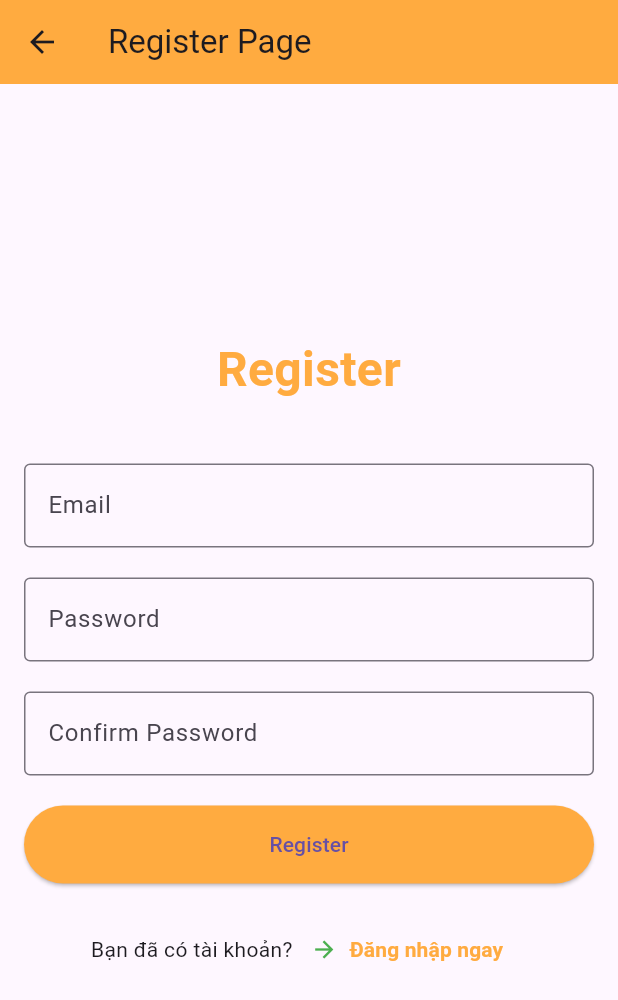
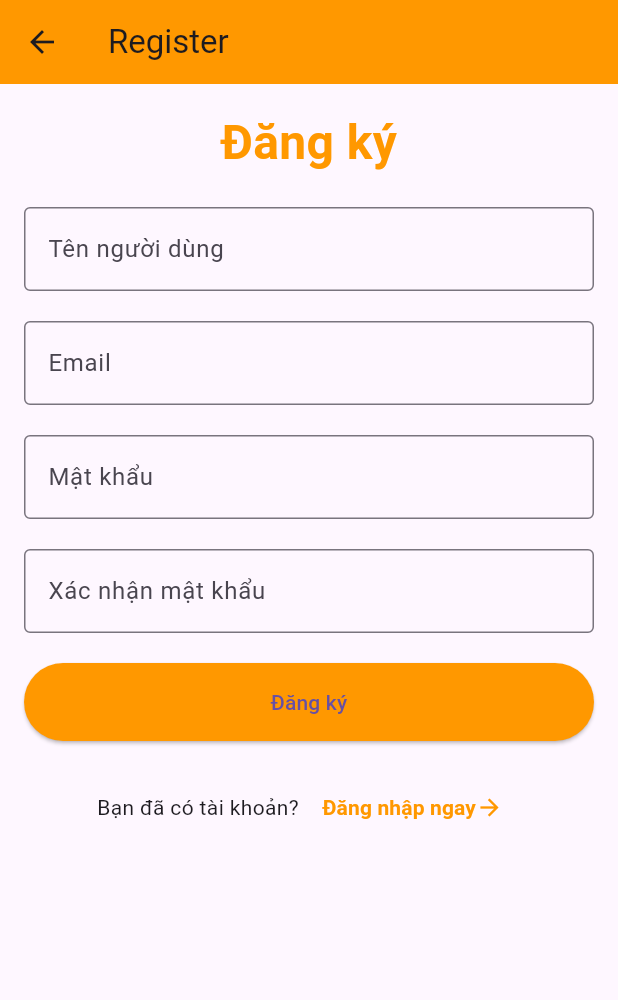
Before and after one commit to vieanh12/testProject, a Flutter app: the RegisterPage screen opened directly, on a phone screen of 412 x 824 dp. Shown: the top 1000 px of the screen. Run offline on Flutter 3.47's test engine with Material 3 defaults, Android fonts, the phone set to English and light mode, and no system bars; our stand-ins replace carousel_slider, dio.

Commit message:
Viet Anh demo flutter1

```diff
--- a/lib/screen/welcome/register.dart
+++ b/lib/screen/welcome/register.dart
@@ -2,91 +2,187 @@ import 'package:flutter/material.dart';
 import 'package:test2/screen/welcome/login.dart';
 import 'package:test2/screen/welcome/welcome_page.dart';
 
-class RegisterPage extends StatelessWidget {
+class RegisterPage extends StatefulWidget {
+  @override
+  _RegisterPageState createState() => _RegisterPageState();
+}
+
+class _RegisterPageState extends State<RegisterPage> {
+  final TextEditingController _usernameController = TextEditingController();
+  final TextEditingController _emailController = TextEditingController();
+  final TextEditingController _passwordController = TextEditingController();
+  final TextEditingController _confirmPasswordController = TextEditingController();
+
+  final _formKey = GlobalKey<FormState>();
+  bool _isLoading = false;
+
+  // Regular expression for password validation
+  bool validatePassword(String password) {
+    final passwordRegex = RegExp(r'^(?=.*[A-Za-z])(?=.*\d)[A-Za-z\d]{8,16}$');
+    return passwordRegex.hasMatch(password);
+  }
+
+  void registerUser() {
+    if (_formKey.currentState!.validate()) {
+      setState(() {
+        _isLoading = true;
+      });
+
+      // Gửi API đăng ký (tạm thời hiển thị thông báo thành công)
+      Future.delayed(Duration(seconds: 2), () {
+        setState(() {
+          _isLoading = false;
+        });
+
+        showDialog(
+          context: context,
+          builder: (context) => AlertDialog(
+            title: Text("Thành công"),
+            content: Text("Đăng ký tài khoản thành công!"),
+            actions: [
+              TextButton(
+                onPressed: () => Navigator.pop(context),
+                child: Text("OK"),
+              ),
+            ],
+          ),
+        );
+      });
+    }
+  }
+
   @override
   Widget build(BuildContext context) {
     return Scaffold(
       appBar: AppBar(
-        title: Text("Register Page"),
-        backgroundColor: Colors.orangeAccent,
+        title: Text("Register"),
+        backgroundColor: Colors.orange,
         leading: IconButton(
           icon: Icon(Icons.arrow_back),
           onPressed: () {
-            Navigator.pushReplacement(
-              context,
-              MaterialPageRoute(builder: (context) => WelcomePage()),
-            );
+            Navigator.pop(context); // Quay về trang Welcome
           },
         ),
       ),
       body: Padding(
         padding: const EdgeInsets.all(16.0),
+        child: Form(
+          key: _formKey,
+          child: SingleChildScrollView(
             child: Column(
-          mainAxisAlignment: MainAxisAlignment.center,
               crossAxisAlignment: CrossAxisAlignment.stretch,
               children: [
                 Text(
-              "Register",
+                  "Đăng ký",
                   style: TextStyle(
                     fontSize: 32,
                     fontWeight: FontWeight.bold,
-                color: Colors.orangeAccent,
+                    color: Colors.orange,
                   ),
                   textAlign: TextAlign.center,
                 ),
-            SizedBox(height: 40),
-            TextField(
+                SizedBox(height: 20),
+                TextFormField(
+                  controller: _usernameController,
+                  decoration: InputDecoration(
+                    labelText: "Tên người dùng",
+                    border: OutlineInputBorder(),
+                  ),
+                  validator: (value) {
+                    if (value == null || value.isEmpty) {
+                      return "Vui lòng nhập tên người dùng.";
+                    }
+                    return null;
+                  },
+                ),
+                SizedBox(height: 20),
+                TextFormField(
+                  controller: _emailController,
                   decoration: InputDecoration(
                     labelText: "Email",
                     border: OutlineInputBorder(),
                   ),
+                  validator: (value) {
+                    if (value == null || value.isEmpty) {
+                      return "Vui lòng nhập email.";
+                    }
+                    if (!RegExp(r'^[^@]+@[^@]+\.[^@]+').hasMatch(value)) {
+                      return "Email không hợp lệ.";
+                    }
+                    return null;
+                  },
                 ),
                 SizedBox(height: 20),
-            TextField(
+                TextFormField(
+                  controller: _passwordController,
+                  obscureText: true,
                   decoration: InputDecoration(
-                labelText: "Password",
+                    labelText: "Mật khẩu",
                     border: OutlineInputBorder(),
                   ),
-              obscureText: true,
+                  validator: (value) {
+                    if (value == null || value.isEmpty) {
+                      return "Vui lòng nhập mật khẩu.";
+                    }
+                    if (!validatePassword(value)) {
+                      return "Mật khẩu phải có ít nhất 8 ký tự, bao gồm chữ và số.";
+                    }
+                    return null;
+                  },
                 ),
                 SizedBox(height: 20),
-            TextField(
+                TextFormField(
+                  controller: _confirmPasswordController,
+                  obscureText: true,
                   decoration: InputDecoration(
-                labelText: "Confirm Password",
+                    labelText: "Xác nhận mật khẩu",
                     border: OutlineInputBorder(),
                   ),
-              obscureText: true,
+                  validator: (value) {
+                    if (value == null || value.isEmpty) {
+                      return "Vui lòng xác nhận mật khẩu.";
+                    }
+                    if (value != _passwordController.text) {
+                      return "Mật khẩu không khớp.";
+                    }
+                    return null;
+                  },
                 ),
                 SizedBox(height: 20),
                 ElevatedButton(
                   style: ElevatedButton.styleFrom(
-                backgroundColor: Colors.orangeAccent,
+                    backgroundColor: Colors.orange,
                     padding: EdgeInsets.symmetric(vertical: 16),
                   ),
-              onPressed: () {
-                // Thêm logic xử lý đăng ký tại đây
-              },
-              child: Text("Register"),
+                  onPressed: _isLoading ? null : registerUser,
+                  child: _isLoading
+                      ? CircularProgressIndicator(
+                    color: Colors.white,
+                  )
+                      : Text("Đăng ký"),
                 ),
                 SizedBox(height: 20),
                 Row(
                   mainAxisAlignment: MainAxisAlignment.center,
                   children: [
-                Text("Bạn đã có tài khoản?"),
-                TextButton.icon(
+                    Text("Bạn đã có tài khoản? "),
+                    TextButton(
                       onPressed: () {
                         Navigator.pushReplacement(
-                      context,
-                      MaterialPageRoute(builder: (context) => LoginPage()),
-                    );
+                            context, MaterialPageRoute(builder: (context) => LoginPage())
+                        );// Điều hướng tới LoginPage
                       },
-                  icon: Icon(Icons.arrow_forward, color: Colors.green),
-                  label: Text(
+                      child: Row(
+                        children: [
+                          Text(
                             "Đăng nhập ngay",
                             style: TextStyle(
-                      color: Colors.orangeAccent,
+                              color: Colors.orange,
                               fontWeight: FontWeight.bold,
                             ),
+                          ),
+                          Icon(Icons.arrow_forward, color: Colors.orange),
+                        ],
                       ),
                     ),
                   ],
@@ -94,6 +190,8 @@ class RegisterPage extends StatelessWidget {
               ],
             ),
           ),
+        ),
+      ),
     );
   }
 }
```
Also changed, not shown: lib/screen/welcome/forgotpassword.dart (added, +75 -0 lines), lib/screen/welcome/login.dart (+7 -2 lines). Lines whose indentation alone changed are shown as unchanged.
